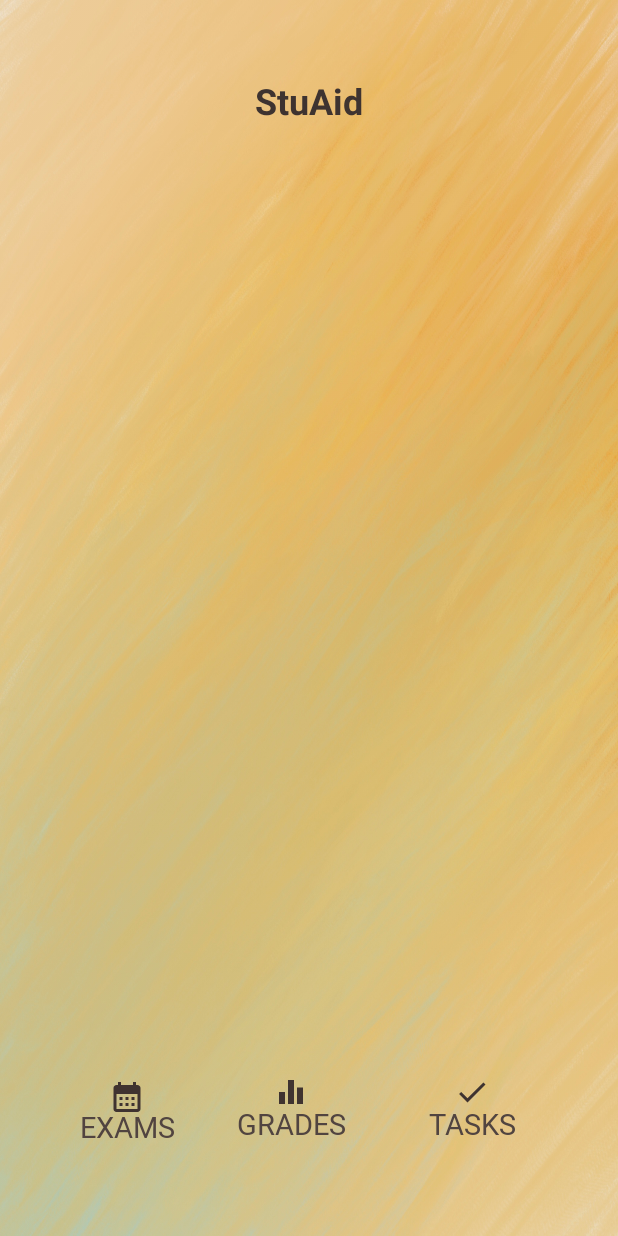
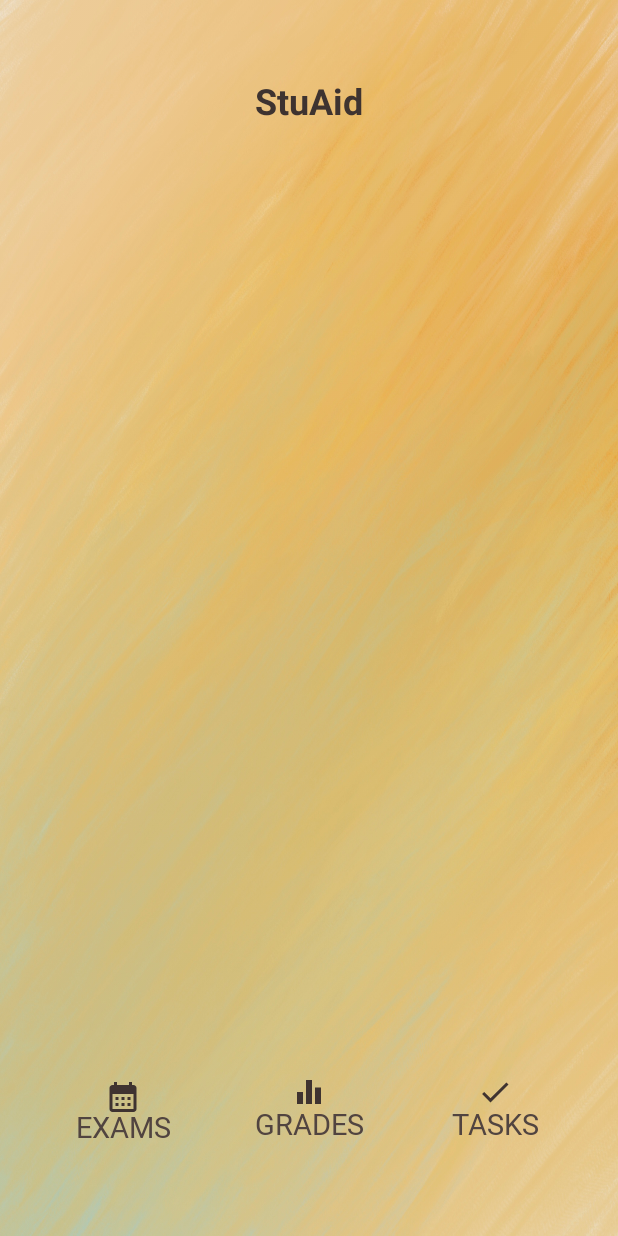
Before and after one commit to hajir3/StuAidShared, an Android app: the Exams screen opened directly, with no data from a screen before it, on a phone screen of 412 x 824 dp. Run offline under Robolectric (Android 15) with nearby library versions, the phone set to English and light mode, and no system bars; Roboto replaces fonts that are not available here.

```diff
--- a/app/src/main/res/layout/activity_exams.xml
+++ b/app/src/main/res/layout/activity_exams.xml
@@ -27,7 +27,7 @@
 
     <TextView
         android:id="@+id/exams_button_exams"
-        android:layout_width="wrap_content"
+        android:layout_width="0dp"
         android:layout_height="wrap_content"
         android:layout_marginStart="20dp"
         android:layout_marginBottom="60dp"
@@ -37,6 +37,7 @@
         android:text="@string/exams"
         android:textColor="#514440"
         android:textSize="19sp"
+        android:gravity="center"
         app:drawableTopCompat="@drawable/ic_exams"
         app:layout_constraintBottom_toBottomOf="parent"
         app:layout_constraintEnd_toStartOf="@+id/grades_button_exams"
@@ -44,7 +45,7 @@
 
     <Button
         android:id="@+id/grades_button_exams"
-        android:layout_width="wrap_content"
+        android:layout_width="0dp"
         android:layout_height="wrap_content"
         android:layout_marginBottom="60dp"
         android:background="@android:color/transparent"
@@ -54,13 +55,14 @@
         android:text="@string/grades"
         android:textColor="#514440"
         android:textSize="19sp"
+        android:gravity="center"
         app:layout_constraintBottom_toBottomOf="parent"
         app:layout_constraintEnd_toStartOf="@+id/tasks_button_exams"
         app:layout_constraintStart_toEndOf="@+id/exams_button_exams" />
 
     <Button
         android:id="@+id/tasks_button_exams"
-        android:layout_width="wrap_content"
+        android:layout_width="0dp"
         android:layout_height="wrap_content"
         android:layout_marginEnd="20dp"
         android:layout_marginBottom="60dp"
@@ -71,6 +73,7 @@
         android:text="@string/tasks"
         android:textColor="#514440"
         android:textSize="19sp"
+        android:gravity="center"
         app:layout_constraintBottom_toBottomOf="parent"
         app:layout_constraintEnd_toEndOf="parent"
         app:layout_constraintStart_toEndOf="@+id/grades_button_exams" />
```
